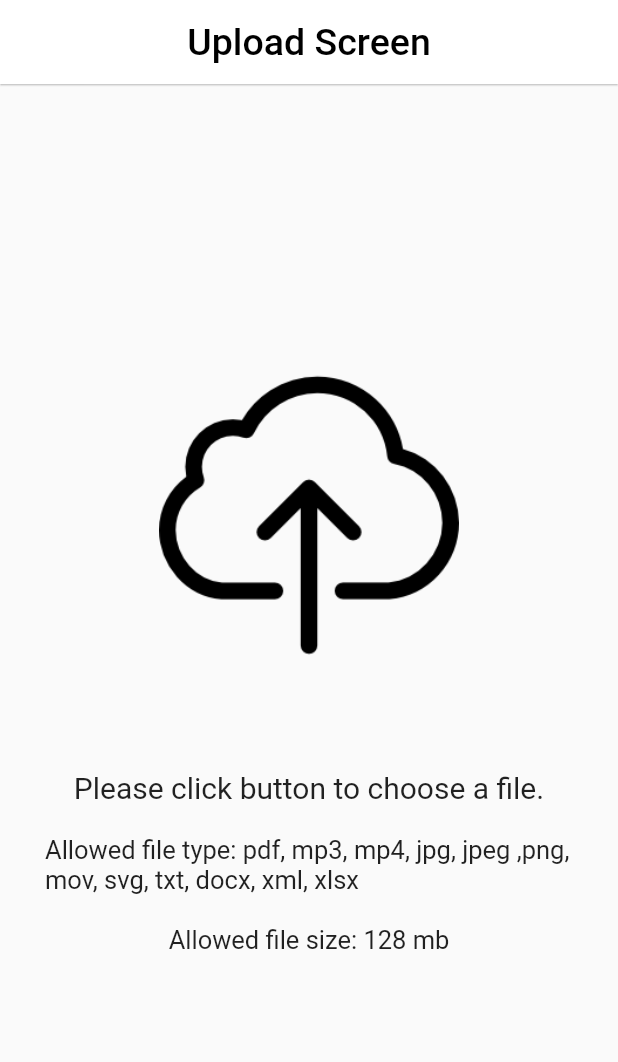
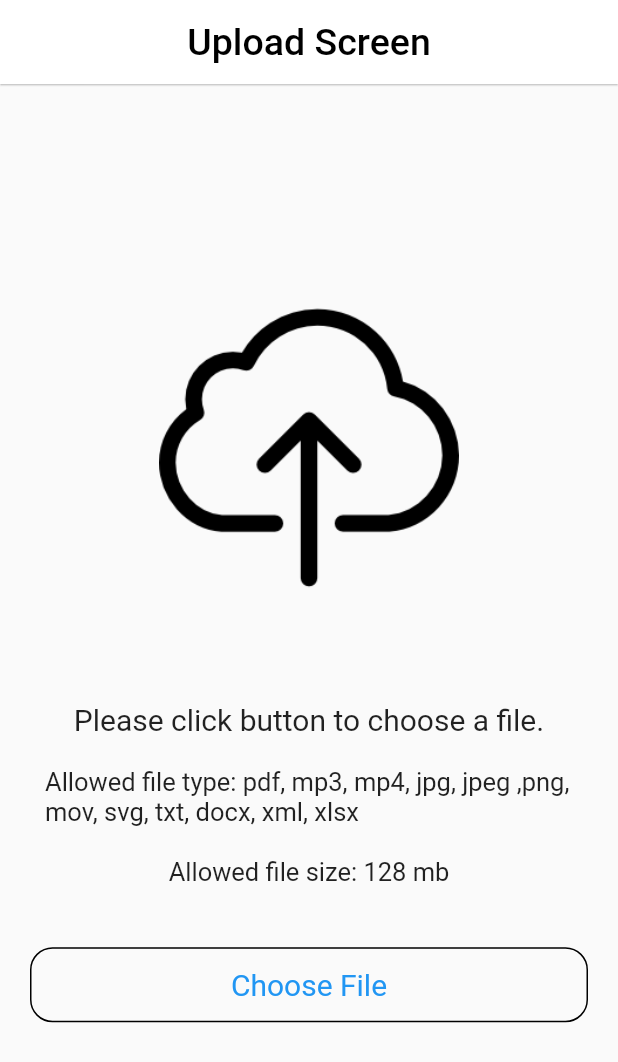
Before and after one commit to mehmetdogukan97/task_project, a Flutter app: the screen it shows after launch, on a phone screen of 412 x 824 dp. Shown: the top 1062 px of the screen. Run offline on Flutter 3.47's test engine with Material 2 defaults, Android fonts, the phone set to English and light mode, and no system bars.

Commit message:
Upload Screen button is designed.

```diff
--- a/lib/screens/upload_screen.dart
+++ b/lib/screens/upload_screen.dart
@@ -31,7 +31,7 @@ class _UploadScreenState extends State<UploadScreen> {
         mainAxisAlignment: MainAxisAlignment.center,
         children: [
           const UploadImageWidget(),
-          SizedBox(
+          const SizedBox(
             height: 70,
           ),
           Text(
@@ -58,6 +58,28 @@ class _UploadScreenState extends State<UploadScreen> {
               ),
             ),
           ),
+          InkWell(
+            onTap: (){print("Hello");},
+            child: Padding(
+              padding: const EdgeInsets.only(top: 40.0, left: 20, right: 20),
+              child: Container(
+                alignment: Alignment.center,
+                width: double.infinity,
+                height: 50,
+                decoration: BoxDecoration(
+                  border: Border.all(width: 1.0),
+                  borderRadius: BorderRadius.circular(15),
+                ),
+                child:  Text(
+                  StringRes.uploadScreenButtonText,
+                  style: const TextStyle(
+                    fontSize: 20,
+                    color: mobileUploadScreenUploadBtnTxtColor,
+                  ),
+                ),
+              ),
+            ),
+          ),
         ],
       ),
     );
--- a/lib/utils/StringRes.dart
+++ b/lib/utils/StringRes.dart
@@ -3,5 +3,6 @@ class StringRes{
   static String uploadScreenDescription = "Please click button to choose a file.";
   static String uploadScreenSubDescription = "Allowed file type: pdf, mp3, mp4, jpg, jpeg ,png, mov, svg, txt, docx, xml, xlsx ";
   static String uploadScreenSizeDescription = "Allowed file size: 128 mb";
+  static String uploadScreenButtonText = "Choose File";
 
 }
--- a/lib/utils/colors.dart
+++ b/lib/utils/colors.dart
@@ -2,3 +2,4 @@ import 'package:flutter/material.dart';
 
 const mobileAppBarColor = Colors.white;
 const mobileAppBarTextColor = Colors.black;
+const mobileUploadScreenUploadBtnTxtColor = Colors.blue;
```
